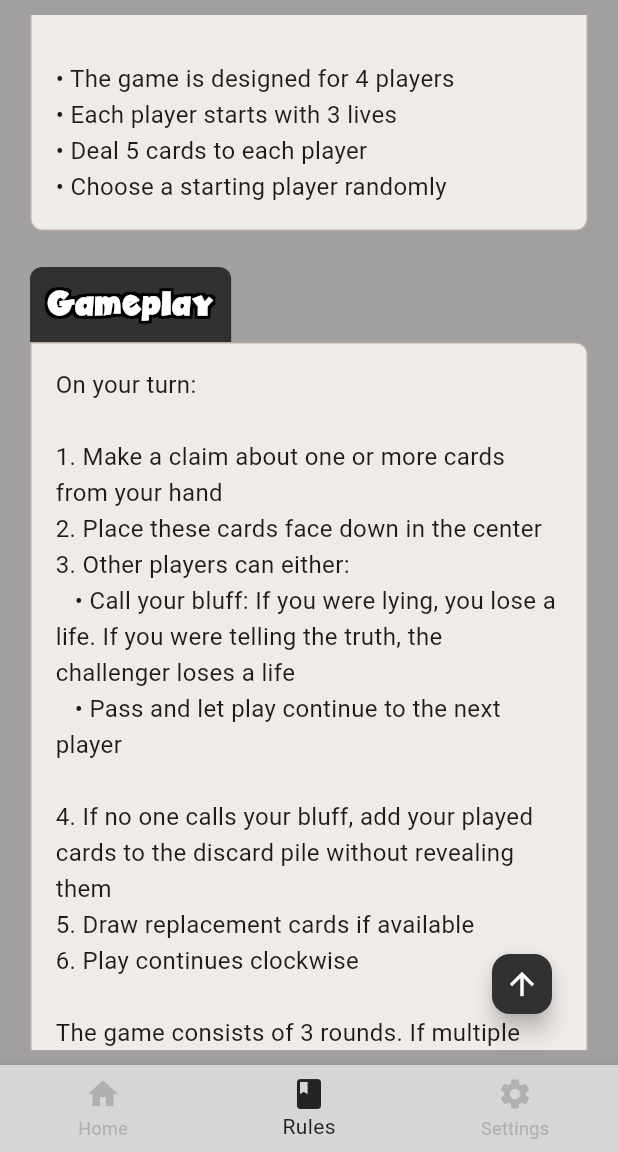
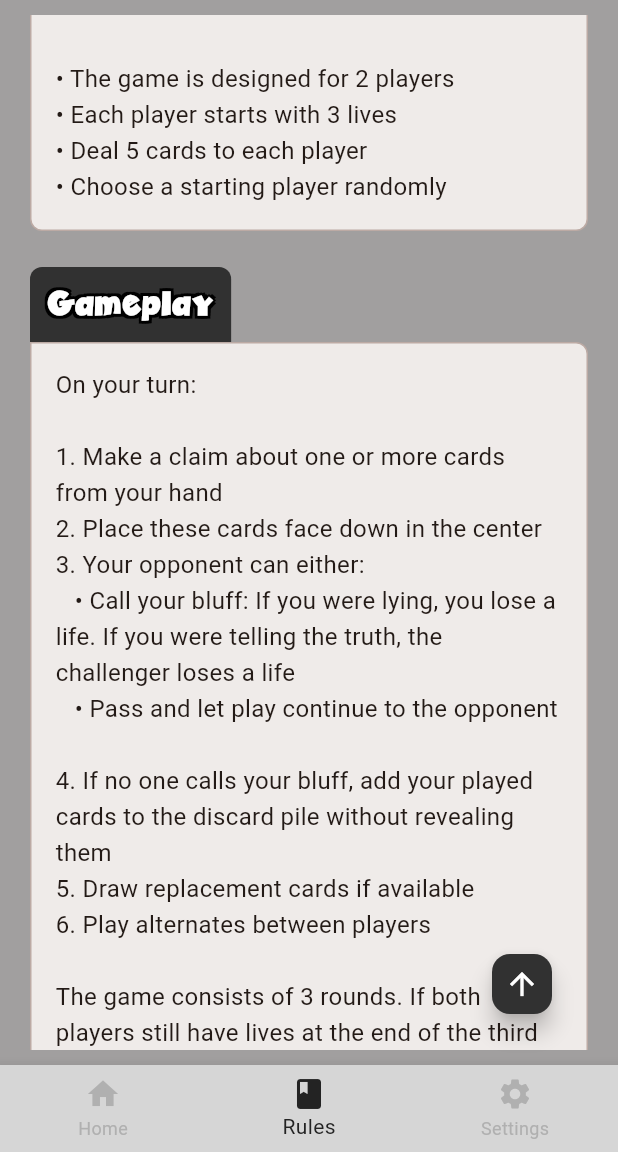
Before and after one commit to mpinel6/CSC4330FInalProject, a Flutter app: the screen it shows after launch, item 2 of the bottom bar chosen, scrolled down 576 dp, on a phone screen of 412 x 824 dp, the part 84-1236 px from its top. Run offline on Flutter 3.47's test engine with Material 3 defaults, Android fonts, the phone set to English and light mode, and no system bars; our stand-ins replace just_audio; missing offline and left inert: network_info_plus.

Commit message:
changed some of the rules for two players instead of four. will make changes to game logic eventually

```diff
--- a/lib/rules_page.dart
+++ b/lib/rules_page.dart
@@ -277,7 +277,7 @@ class RulesContentState extends State<RulesContent> {
                   "   - 6 Kings\n"
                   "   - 6 Queens\n"
                   "   - 2 Jokers\n\n"
-                  "• The game is designed for 4 players\n"
+                  "• The game is designed for 2 players\n"
                   "• Each player starts with 3 lives\n"
                   "• Deal 5 cards to each player\n"
                   "• Choose a starting player randomly",
@@ -289,13 +289,13 @@ class RulesContentState extends State<RulesContent> {
               content: "On your turn:\n\n"
                   "1. Make a claim about one or more cards from your hand\n"
                   "2. Place these cards face down in the center\n"
-                  "3. Other players can either:\n"
+                  "3. Your opponent can either:\n"
                   "   • Call your bluff: If you were lying, you lose a life. If you were telling the truth, the challenger loses a life\n"
-                  "   • Pass and let play continue to the next player\n\n"
+                  "   • Pass and let play continue to the opponent\n\n"
                   "4. If no one calls your bluff, add your played cards to the discard pile without revealing them\n"
                   "5. Draw replacement cards if available\n"
-                  "6. Play continues clockwise\n\n"
-                  "The game consists of 3 rounds. If multiple players still have lives at the end of the third round, reshuffle the deck and continue until only one player remains.",
+                  "6. Play alternates between players\n\n"
+                  "The game consists of 3 rounds. If both players still have lives at the end of the third round, reshuffle the deck and continue until only one player remains.",
             ),
             const SizedBox(height: 24),
             RulesSection(
@@ -305,7 +305,7 @@ class RulesContentState extends State<RulesContent> {
                   "• Lose a life when:\n"
                   "   - You're caught in a lie (placing cards that don't match your claim)\n"
                   "   - You incorrectly challenge another player's claim\n\n"
-                  "• When you lose all 3 lives, you're eliminated from the game\n"
+                  "• When you lose all 3 lives, your opponent wins\n"
                   "• The last player with any lives remaining wins the game\n"
                   "• If multiple players are still alive after 3 rounds, continue playing until there's a single winner",
             ),
```
